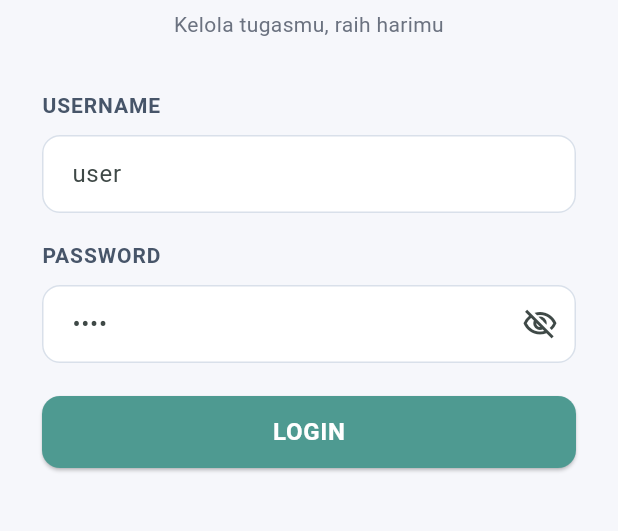
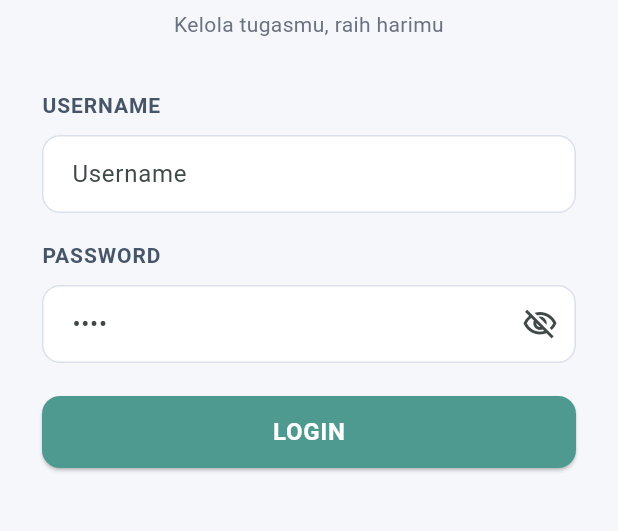
Before and after one commit to ashdq/Aplikasi-To-Do-List, a Flutter app: the screen it shows after launch, on a phone screen of 412 x 824 dp, the part 504-1035 px from its top. Run offline on Flutter 3.47's test engine with Material 3 defaults, Android fonts, the phone set to English and light mode, and no system bars; accounts and stored records are empty.

Commit message:
Add Readme.md

```diff
--- a/lib/pages/login_page.dart
+++ b/lib/pages/login_page.dart
@@ -145,7 +145,7 @@ class _LoginPageState extends State<LoginPage> {
                 const SizedBox(height: 10),
                 TextField(
                   controller: _usernameController,
-                  decoration: const InputDecoration(hintText: 'user'),
+                  decoration: const InputDecoration(hintText: 'Username'),
                   textInputAction: TextInputAction.next,
                 ),
                 const SizedBox(height: 18),
```
Also changed, not shown: image-1.png (added), image-2.png (added), image-3.png (added), image-4.png (added), image-5.png (added), image.png (added), 1 other file.
